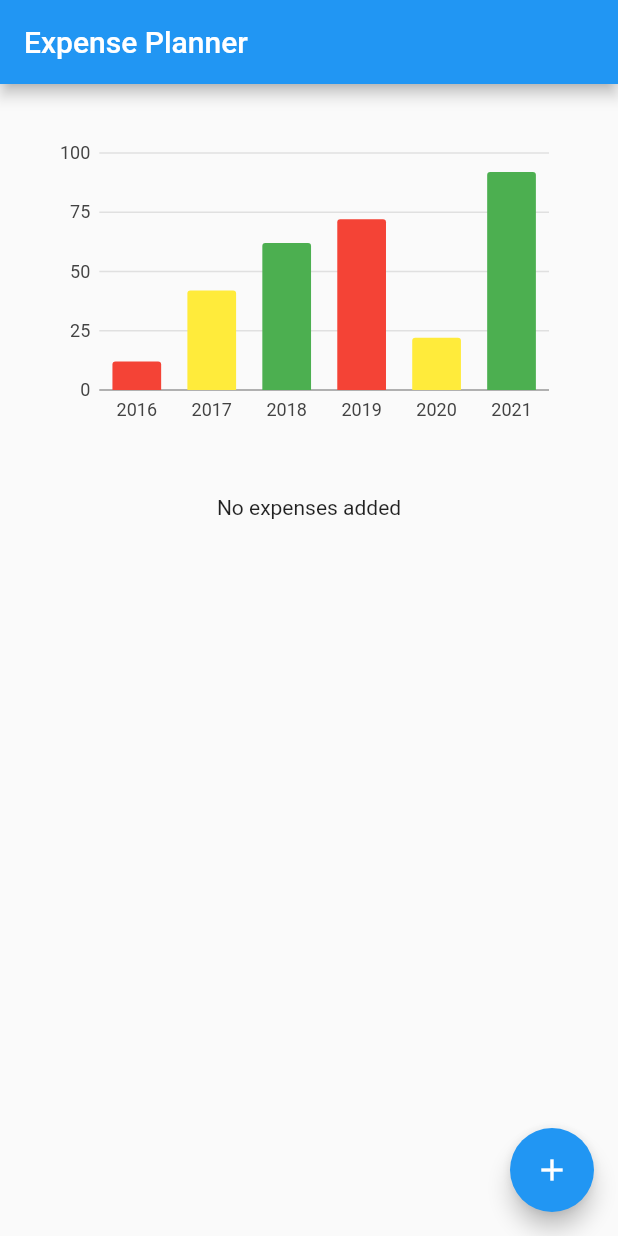
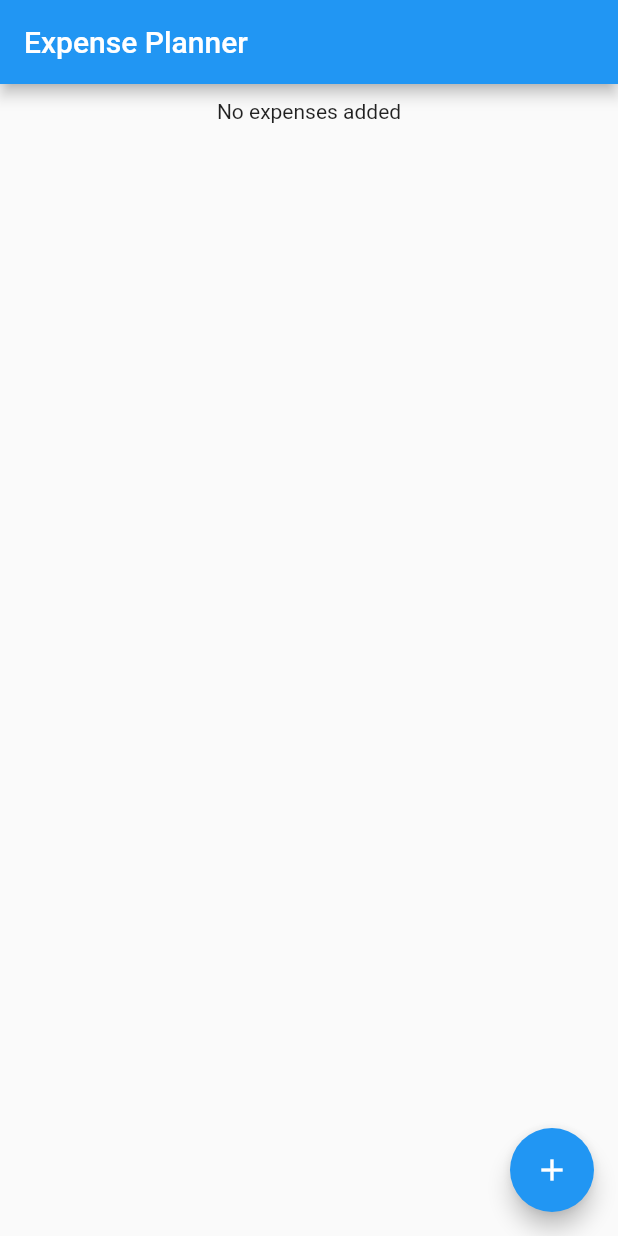
Before and after one commit to hurali97/expensePlanner, a Flutter app: the screen it shows after launch, on a phone screen of 412 x 824 dp. Run offline on Flutter 3.47's test engine with Material 2 defaults, Android fonts, the phone set to English and light mode, and no system bars; our stand-ins replace charts_flutter, fluttertoast.

Commit message:
error fixes

```diff
--- a/lib/src/Screens/HomeScreen/index.dart
+++ b/lib/src/Screens/HomeScreen/index.dart
@@ -55,7 +55,6 @@ class _HomeScreenState extends State<HomeScreen> {
     var chart = charts.BarChart(
       series,
       animate: true,
-
     );
 
     var chartWidget = Padding(
@@ -66,20 +65,27 @@ class _HomeScreenState extends State<HomeScreen> {
       ),
     );
 
-    return Scaffold(
-      resizeToAvoidBottomInset: true,
-      body: Column(
-        children: <Widget>[
-          // Text('Transactions'),
-          chartWidget,
+    List<Widget> _buildCards() {
 
-          expenses.length > 0
-              ? {
+      return [
        ...(expenses).map((_expense) {
+
         return MyCard(_expense['title'], _expense['date'],
             _expense['amount']);
       }).toList()
+      ];
     }
+
+    return Scaffold(
+      resizeToAvoidBottomInset: true,
+      body: expenses.length > 0
+          ? Column(
+              children: [
+                // Text('Transactions'),
+                chartWidget,
+                ..._buildCards()
+              ],
+            )
           : Container(
               child: Text(
                 'No expenses added',
@@ -87,8 +93,6 @@ class _HomeScreenState extends State<HomeScreen> {
               ),
               width: double.infinity,
               margin: EdgeInsets.only(top: 10),
-                )
-        ],
             ),
       floatingActionButton: MyBottomSheet(_addExpense),
     );
--- a/lib/src/Widgets/MyCard/index.dart
+++ b/lib/src/Widgets/MyCard/index.dart
@@ -21,7 +21,7 @@ class MyCard extends StatelessWidget {
             title: Column(
               crossAxisAlignment: CrossAxisAlignment.start,
 
-              children: <Widget>[
+              children: [
                 Text(this._title, style: TextStyle(fontSize: 18,color: Colors.grey[700])),
                 Text(this._date, style: TextStyle(fontSize: 10,color: Colors.grey[600]), ),
               ],
```
Lines whose indentation alone changed are shown as unchanged.
